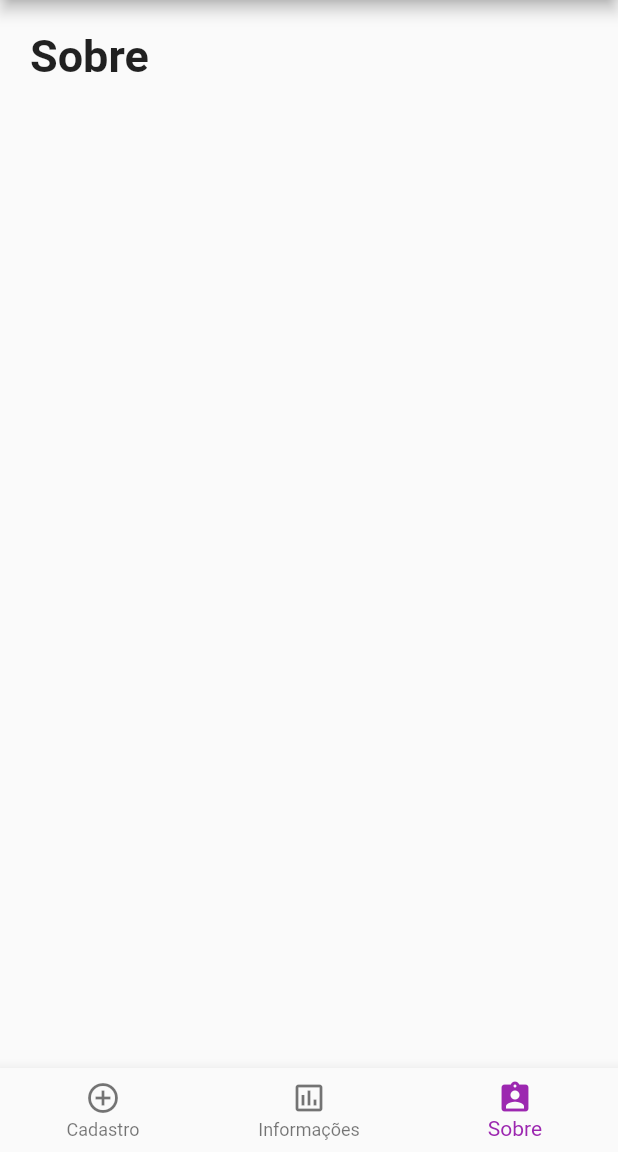
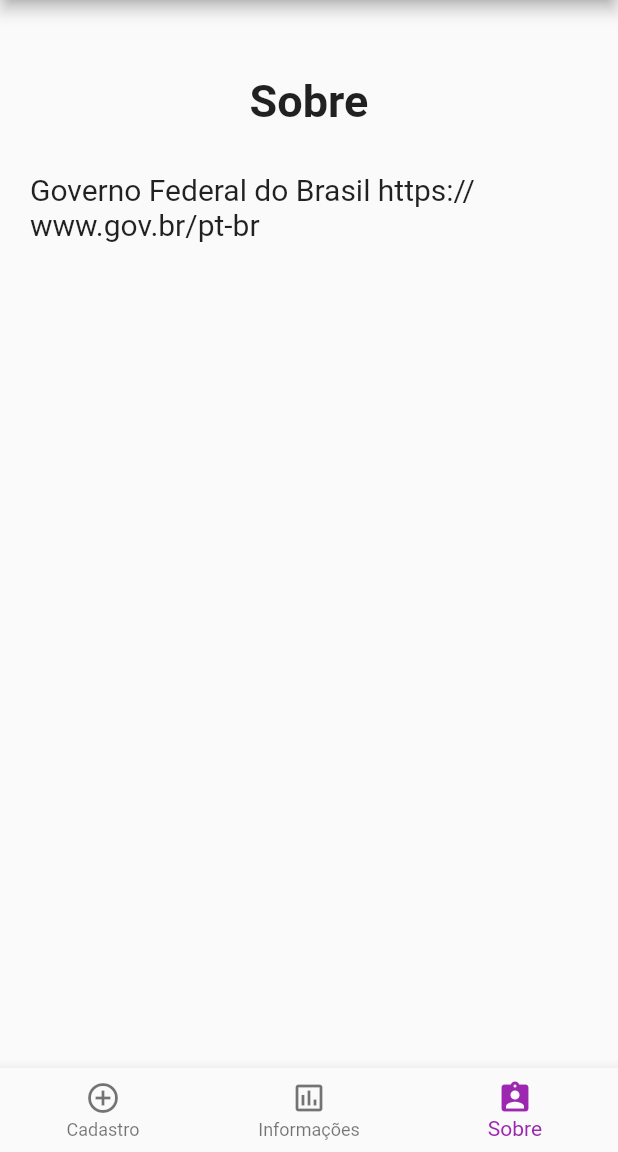
Before and after one commit to mathiasarturschulz/start_flutter, a Flutter app: the screen it shows after launch, item 3 of the bottom bar chosen, on a phone screen of 412 x 824 dp, the part 84-1236 px from its top. Run offline on Flutter 3.47's test engine with Material 2 defaults, Android fonts, the phone set to English and light mode, and no system bars.

Commit message:
[UPD] Ajustes nas paginas de informacao e sobre

```diff
--- a/lib/main.dart
+++ b/lib/main.dart
@@ -79,7 +79,7 @@ class PageCadastro extends StatelessWidget {
   Widget build(BuildContext context) {
     return Scaffold(
       body: Container(
-        padding: EdgeInsets.all(20.0),
+        padding: EdgeInsets.only(right: 20, left: 20, top: 50),
         child: Form(
           key: this._formKey,
           child: Column(
@@ -142,7 +142,6 @@ class PageCadastro extends StatelessWidget {
               ),
               // botão
               Padding(
-                // padding: const EdgeInsets.symmetric(vertical: 16.0),
                 padding: EdgeInsets.only(top: 16, left: 250),
                 child: ElevatedButton(
                   onPressed: () {
@@ -181,13 +180,25 @@ class PageInformacoes extends StatelessWidget {
   Widget build(BuildContext context) {
     return Scaffold(
       body: Container(
-        padding: EdgeInsets.all(20.0),
+        padding: EdgeInsets.only(right: 20, left: 20, top: 50),
         child: Form(
           key: this._formKey,
           child: Column(
             children: [
-              Text('Informações', style: optionStyle),
-              Text('Número de pessoas vacinadas: ' + numVacinas.toString()),
+              Align(
+                alignment: Alignment.center,
+                child: Text('Informações', style: optionStyle),
+              ),
+              Padding(
+                padding: EdgeInsets.only(top: 30),
+                child: Align(
+                  alignment: Alignment.centerLeft,
+                  child: Text(
+                    'Número de pessoas cadastradas para vacinação: ' + numVacinas.toString(),
+                    style: TextStyle(fontSize: 20),
+                  ),
+                ),
+              ),
             ],
           ),
         )
@@ -203,12 +214,25 @@ class PageSobre extends StatelessWidget {
   Widget build(BuildContext context) {
     return Scaffold(
       body: Container(
-        padding: EdgeInsets.all(20.0),
+        padding: EdgeInsets.only(right: 20, left: 20, top: 50),
         child: Form(
           key: this._formKey,
           child: Column(
             children: [
-              Text('Sobre', style: optionStyle),
+              Align(
+                alignment: Alignment.center,
+                child: Text('Sobre', style: optionStyle),
+              ),
+              Padding(
+                padding: EdgeInsets.only(top: 30),
+                child: Align(
+                  alignment: Alignment.centerLeft,
+                  child: Text(
+                    'Governo Federal do Brasil https://www.gov.br/pt-br',
+                    style: TextStyle(fontSize: 20),
+                  ),
+                ),
+              ),
             ],
           ),
         )
```
